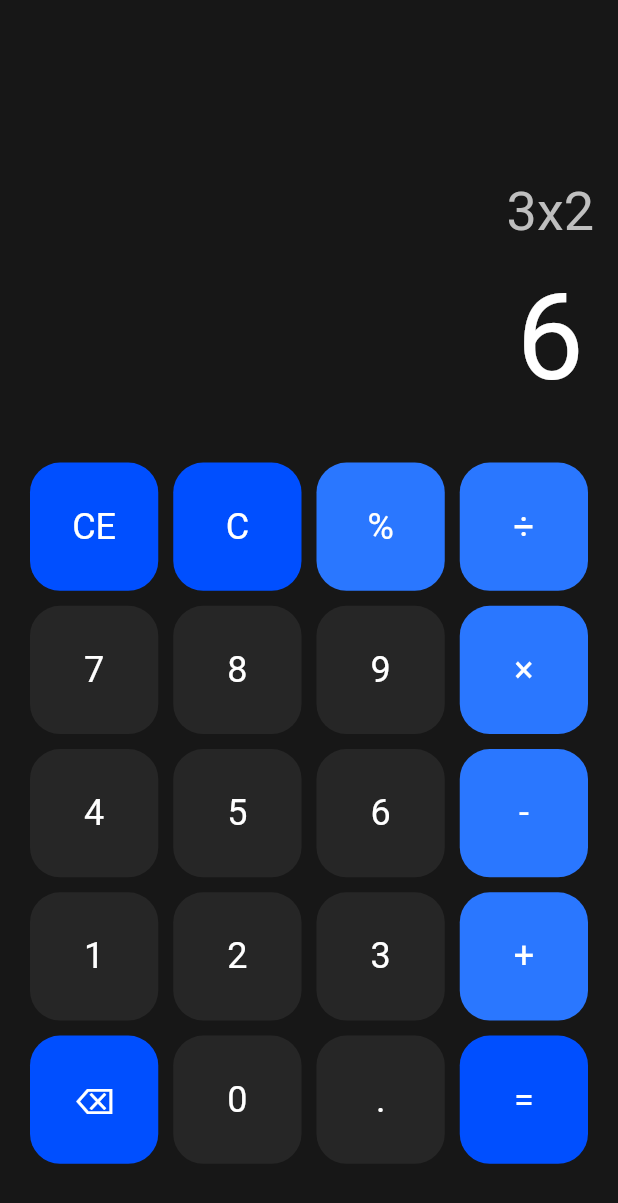
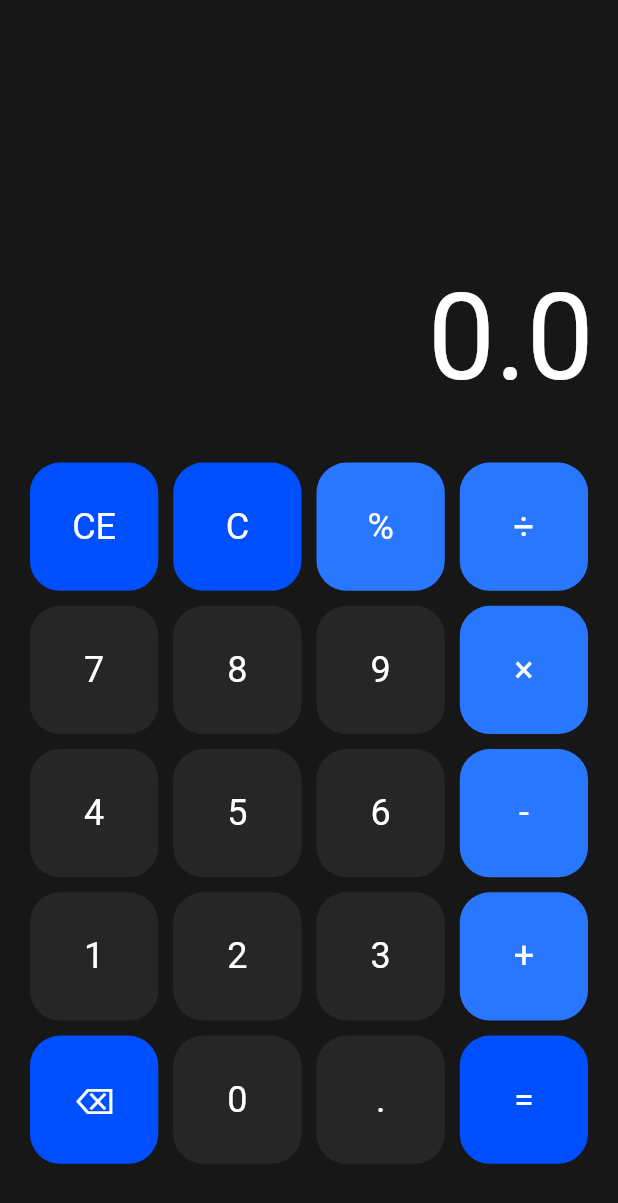
Before and after one commit to Jose-Maykol/PE-Lab04, a Flutter app: the screen it shows after launch, after a tap on an icon or button, on a phone screen of 412 x 824 dp. Shown: the top 1203 px of the screen. Run offline on Flutter 3.47's test engine with Material 2 defaults, Android fonts, the phone set to English and light mode, and no system bars.

Commit message:
FEATURE: calculator logic

```diff
--- a/lib/screens/calculator_screen.dart
+++ b/lib/screens/calculator_screen.dart
@@ -1,9 +1,48 @@
 import 'package:flutter/material.dart';
 import 'package:pe_lab04/colors.dart';
-import 'package:pe_lab04/widgets/button.dart';
+import 'package:pe_lab04/utils/calculator_info.dart';
+import 'package:pe_lab04/widgets/calculator_button.dart';
 
-class CalculatorScreen extends StatelessWidget {
+class CalculatorScreen extends StatefulWidget {
   const CalculatorScreen({Key? key}) : super(key: key);
+
+  @override
+  State<CalculatorScreen> createState() => _CalculatorScreenState();
+}
+
+class _CalculatorScreenState extends State<CalculatorScreen> {
+
+  String primaryDisplay = '0';
+  String secondaryDisplay = '';
+  String operator = '';
+
+  void onDigitPress(String digit) {
+    print(digit);
+    setState(() {
+      if (primaryDisplay == '0') {
+        primaryDisplay = digit;
+      } else {
+        primaryDisplay += digit;
+      }
+    });
+  }
+
+  void onEqualPress() {
+    print('=');
+    var tempDisplay = primaryDisplay;
+    setState(() {
+      if (operator == '÷') {
+        primaryDisplay = (double.parse(secondaryDisplay.substring(0, secondaryDisplay.length - 2)) / double.parse(primaryDisplay)).toString();
+      } else if (operator == '×') {
+        primaryDisplay = (double.parse(secondaryDisplay.substring(0, secondaryDisplay.length - 2)) * double.parse(primaryDisplay)).toString();
+      } else if (operator == '-') {
+        primaryDisplay = (double.parse(secondaryDisplay.substring(0, secondaryDisplay.length - 2)) - double.parse(primaryDisplay)).toString();
+      } else if (operator == '+') {
+        primaryDisplay = (double.parse(secondaryDisplay.substring(0, secondaryDisplay.length - 2)) + double.parse(primaryDisplay)).toString();
+      }
+      secondaryDisplay += '$tempDisplay =';
+    });
+  }
 
   @override
   Widget build(BuildContext context) {
@@ -17,23 +56,26 @@ class CalculatorScreen extends StatelessWidget {
             height: MediaQuery.of(context).size.height * 0.35,
             alignment: Alignment.bottomRight,
             padding: const EdgeInsets.all(16.0),
-            child: const Column(
+            child: Column(
               mainAxisAlignment: MainAxisAlignment.end,
+              crossAxisAlignment: CrossAxisAlignment.end,
               children: [
                 Text(
-                  '3x2',
-                  style: TextStyle(
+                  secondaryDisplay,
+                  style: const TextStyle(
                     fontSize: 36,
                     color: AppColor.fontSecondary
                   ),
+                  textAlign: TextAlign.right,
                 ),
-                SizedBox(height: 16),
+                const SizedBox(height: 16),
                 Text(
-                  '6',
-                  style: TextStyle(
+                  primaryDisplay,
+                  style: const TextStyle(
                     fontSize: 80,
                     color: AppColor.fontPrimary
                   ),
+                  textAlign: TextAlign.right,
                 ),
               ],
             )
@@ -43,82 +85,79 @@ class CalculatorScreen extends StatelessWidget {
             height: MediaQuery.of(context).size.height * 0.65,
             child: Padding(
               padding: const EdgeInsets.all(20.0),
-              child: GridView.count(
-                crossAxisCount: 4,
-                crossAxisSpacing: 10,
-                mainAxisSpacing: 10,
+              child: GridView.builder(
+                gridDelegate: const SliverGridDelegateWithFixedCrossAxisCount(
+                  crossAxisCount: 4,
+                  crossAxisSpacing: 10,
+                  mainAxisSpacing: 10,
+                ),
                 physics: const NeverScrollableScrollPhysics(),
-                children: const [
-                  Button(
-                    text: 'CE',
-                    color: AppColor.primary,
-                  ),
-                  Button(
-                    text: 'C',
-                    color: AppColor.primary,
-                  ),
-                  Button(
-                    text: '%',
-                    color: AppColor.secondary,
-                  ),
-                  Button(
-                    text: '÷',
-                    color: AppColor.secondary,
-                  ),
-                  Button(
-                    text: '7',
-                  ),
-                  Button(
-                    text: '8',
-                  ),
-                  Button(
-                    text: '9',
-                  ),
-                  Button(
-                    text: '×',
-                    color: AppColor.secondary,
-                  ),
-                  Button(
-                    text: '4',
-                  ),
-                  Button(
-                    text: '5',
-                  ),
-                  Button(
-                    text: '6',
-                  ),
-                  Button(
-                    text: '-',
-                    color: AppColor.secondary,
-                  ),
-                  Button(
-                    text: '1',
-                  ),
-                  Button(
-                    text: '2',
-                  ),
-                  Button(
-                    text: '3',
-                  ),
-                  Button(
-                    text: '+',
-                    color: AppColor.secondary,
-                  ),
-                  Button(
-                    text: '⌫',
-                    color: AppColor.primary,
-                  ),
-                  Button(
-                    text: '0',
-                  ),
-                  Button(
-                    text: '.',
-                  ),
-                  Button(
-                    text: '=',
-                    color: AppColor.primary,
-                  ),
-                ],
+                itemBuilder: (context, index) {
+                  final buttonInfo = calculatorInfo[index];
+                  return CalculatorButton(
+                    onPressed: () {
+                      if (buttonInfo.text == 'C') {
+                        setState(() {
+                          primaryDisplay = '0';
+                          secondaryDisplay = '';
+                        });
+                      } else if (buttonInfo.text == 'CE') {
+                        setState(() {
+                          if (secondaryDisplay.endsWith('=')) {
+                            primaryDisplay = '0';
+                            secondaryDisplay = '';
+                          } else {
+                            primaryDisplay = '0';
+                          }
+                        });
+                      } else if (buttonInfo.text == '%') {
+                        setState(() {
+                          primaryDisplay = (double.parse(primaryDisplay) / 100).toString();
+                        });
+                      } else if (buttonInfo.text == '÷') {
+                        setState(() {
+                          secondaryDisplay = '$primaryDisplay ÷ ';
+                          primaryDisplay = '0';
+                          operator = '÷';
+                        });
+                      } else if (buttonInfo.text == '×') {
+                        setState(() {
+                          secondaryDisplay = '$primaryDisplay × ';
+                          primaryDisplay = '0';
+                          operator = '×';
+                        });
+                      } else if (buttonInfo.text == '-') {
+                        setState(() {
+                          secondaryDisplay = '$primaryDisplay - ';
+                          primaryDisplay = '0';
+                          operator = '-';
+                        });
+                      } else if (buttonInfo.text == '+') {
+                        setState(() {
+                          secondaryDisplay = '$primaryDisplay + ';
+                          primaryDisplay = '0';
+                          operator = '+';
+                        });
+                      }
+                      else if (buttonInfo.text == '⌫') {
+                        setState(() {
+                          primaryDisplay = primaryDisplay.substring(0, primaryDisplay.length - 1);
+                        });
+                      } else if (buttonInfo.text == '.') {
+                        setState(() {
+                          primaryDisplay += '.';
+                        });
+                      } else if (buttonInfo.text == '=') {
+                        onEqualPress();
+                      } else {
+                        onDigitPress(buttonInfo.text);
+                      }
+                    },
+                    text: buttonInfo.text,
+                    color: buttonInfo.color,
+                  );
+                },
+                itemCount: calculatorInfo.length,
               ),
             ),
           )
--- /dev/null
+++ b/lib/utils/calculator_info.dart
@@ -0,0 +1,35 @@
+import 'package:flutter/material.dart';
+import 'package:pe_lab04/colors.dart';
+
+class CalculatorInfo {
+  final String text;
+  final Color? color;
+
+  CalculatorInfo({
+    required this.text,
+    this.color,
+  });
+}
+
+List<CalculatorInfo> calculatorInfo = [
+  CalculatorInfo(text: 'CE', color: AppColor.primary),
+  CalculatorInfo(text: 'C', color: AppColor.primary),
+  CalculatorInfo(text: '%', color: AppColor.secondary),
+  CalculatorInfo(text: '÷', color: AppColor.secondary),
+  CalculatorInfo(text: '7'),
+  CalculatorInfo(text: '8'),
+  CalculatorInfo(text: '9'),
+  CalculatorInfo(text: '×', color: AppColor.secondary),
+  CalculatorInfo(text: '4'),
+  CalculatorInfo(text: '5'),
+  CalculatorInfo(text: '6'),
+  CalculatorInfo(text: '-', color: AppColor.secondary),
+  CalculatorInfo(text: '1'),
+  CalculatorInfo(text: '2'),
+  CalculatorInfo(text: '3'),
+  CalculatorInfo(text: '+', color: AppColor.secondary),
+  CalculatorInfo(text: '⌫', color: AppColor.primary),
+  CalculatorInfo(text: '0'),
+  CalculatorInfo(text: '.'),
+  CalculatorInfo(text: '=', color: AppColor.primary),
+];
--- a/lib/widgets/button.dart
+++ b/lib/widgets/calculator_button.dart
@@ -1,23 +1,23 @@
 import 'package:flutter/material.dart';
 import 'package:pe_lab04/colors.dart';
 
-class Button extends StatelessWidget {
-  const Button({
+class CalculatorButton extends StatelessWidget {
+  const CalculatorButton({
     super.key,
+    required this.onPressed,
     required this.text,
     this.color,
   });
 
   final String text;
   final Color? color;
+  final Function onPressed;
 
   @override
   Widget build(BuildContext context) {
     return InkWell(
       splashColor: AppColor.secondary,
-      onTap: () => {
-        print(text)
-      },
+      onTap: () => onPressed(),
       child: Ink(
         decoration: BoxDecoration(
           color: color ?? AppColor.surface,
```
